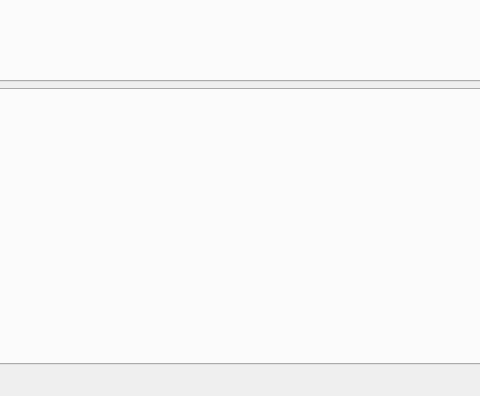
This is GUI/mainwindow.ui in Binyamin-Brion/TextureAtlasCreator as Qt 5 draws it before an edit; both pictures show x 160 to 640 and y 204 to 600 of the 800 by 600 pixel window. The edited form follows.
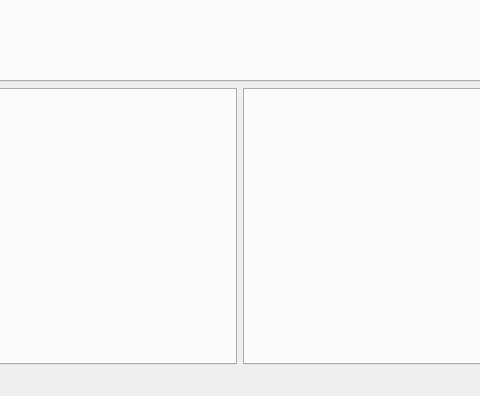
This is the edited form. Custom widgets are drawn as their Qt base class.

Commit message: - Started working on editing the textures within the atlas

```diff
--- a/GUI/mainwindow.ui
+++ b/GUI/mainwindow.ui
@@ -19,14 +19,14 @@
      <widget class="GUI::Atlas::AtlasTabWidget" name="atlasWidget"/>
     </item>
     <item>
-     <widget class="GUI::LoadResults::LoadedTextures" name="loadedTextures">
-      <property name="maximumSize">
-       <size>
-        <width>16777215</width>
-        <height>300</height>
-       </size>
-      </property>
-     </widget>
+     <layout class="QHBoxLayout" name="horizontalLayout">
+      <item>
+       <widget class="GUI::LoadResults::LoadedTextures" name="loadedTextures"/>
+      </item>
+      <item>
+       <widget class="GUI::CurrentTexture::CurrentTextureTabWidget" name="currentTexture"/>
+      </item>
+     </layout>
     </item>
    </layout>
   </widget>
@@ -55,6 +55,12 @@
    <header>GUI/Atlas/AtlasTabWidget.h</header>
    <container>1</container>
   </customwidget>
+  <customwidget>
+   <class>GUI::CurrentTexture::CurrentTextureTabWidget</class>
+   <extends>QTabWidget</extends>
+   <header>GUI/CurrentTexture/CurrentTextureTabWidget.h</header>
+   <container>1</container>
+  </customwidget>
  </customwidgets>
  <resources/>
  <connections/>
```
Left out of the diff: 2 changed lines with no effect on the pictures. The commit also changes 20 other files.
